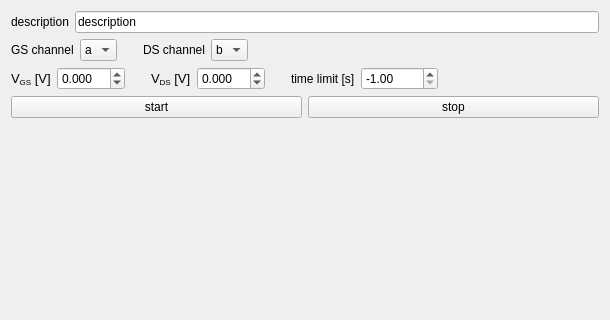
Above: experiments/current_vs_time.ui from dean-nanomol/nanomol before the change; both pictures show x 0 to 610 and y 0 to 320 of the 610 by 633 pixel window. Below: the same form after it.
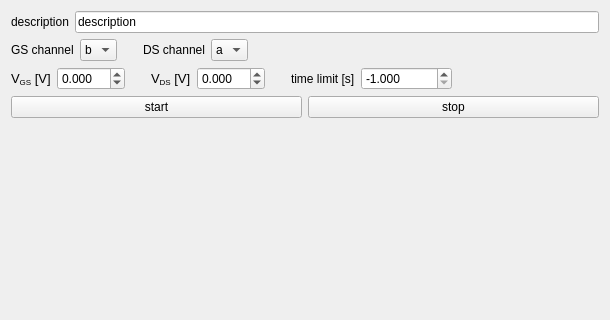
That is the form after the change.

Commit message:
make current_vs_time callable externally
add datafile references and paths so current_vs_time can be started from an external call.

What changed in the file:
```diff
--- a/experiments/current_vs_time.ui
+++ b/experiments/current_vs_time.ui
@@ -44,7 +44,7 @@
      <item>
       <widget class="QComboBox" name="ch_GS_comboBox">
        <property name="currentIndex">
-        <number>0</number>
+        <number>1</number>
        </property>
        <item>
         <property name="text">
@@ -84,7 +84,7 @@
      <item>
       <widget class="QComboBox" name="ch_DS_comboBox">
        <property name="currentIndex">
-        <number>1</number>
+        <number>0</number>
        </property>
        <item>
         <property name="text">
@@ -202,11 +202,14 @@
        <property name="toolTip">
         <string>set to -1 to run indefinitely</string>
        </property>
+       <property name="decimals">
+        <number>3</number>
+       </property>
        <property name="minimum">
         <double>-1.000000000000000</double>
        </property>
        <property name="maximum">
-        <double>99999.000000000000000</double>
+        <double>999999.998999999952503</double>
        </property>
        <property name="value">
         <double>-1.000000000000000</double>
```
The commit also changes 1 other file.
